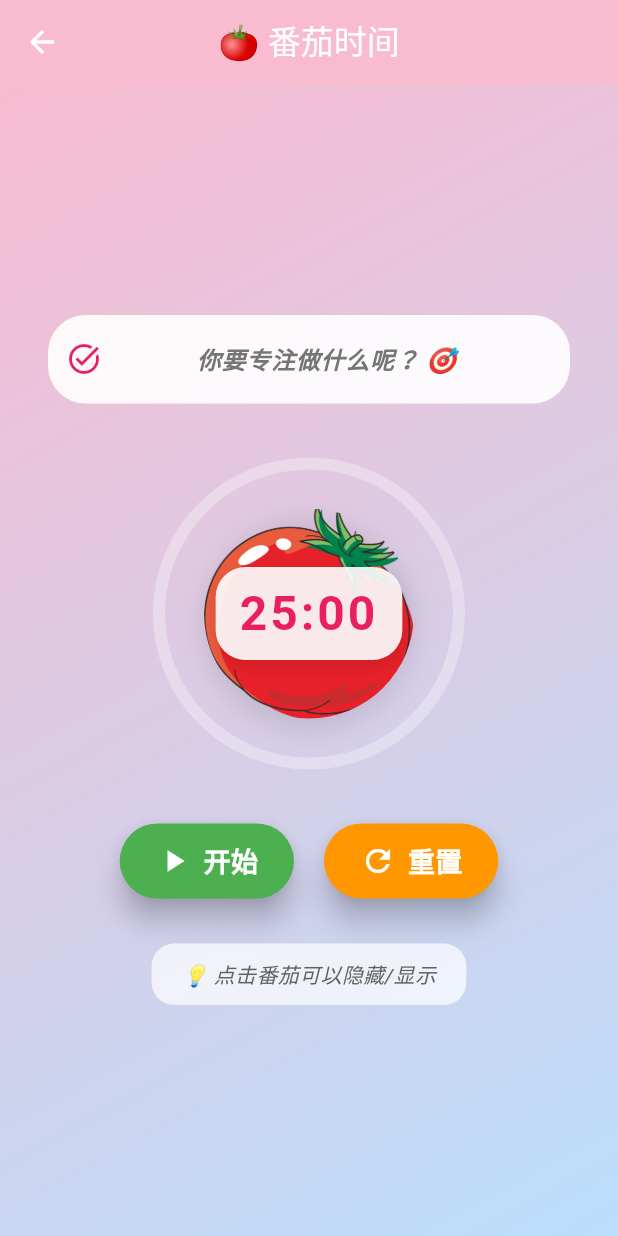
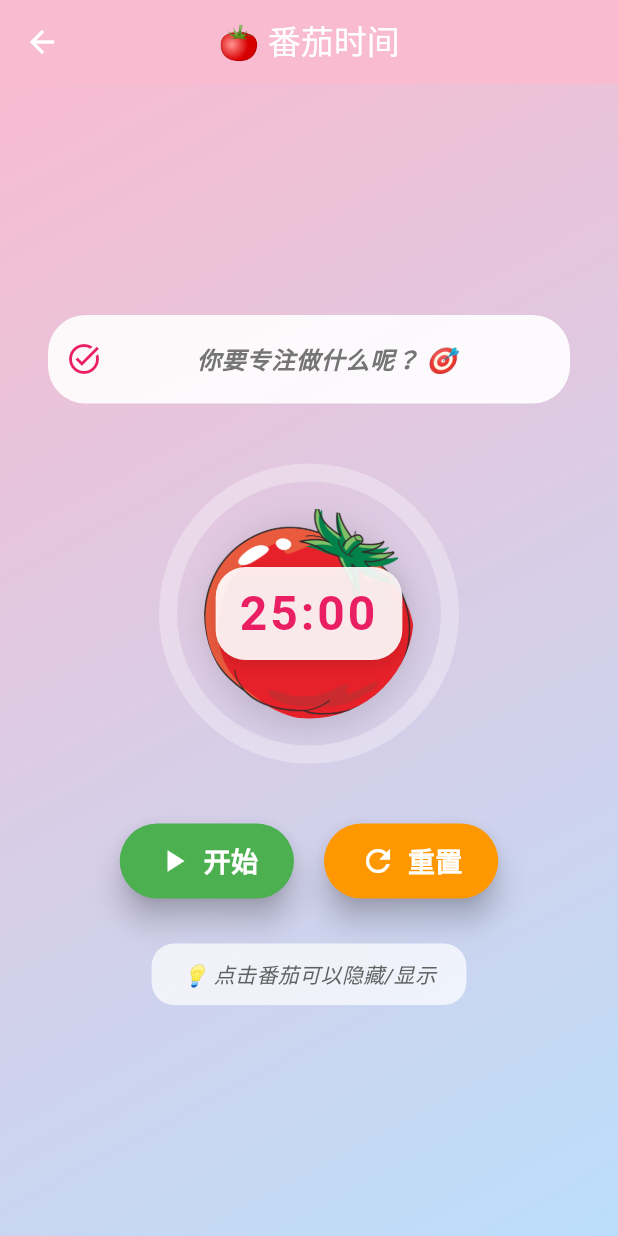
Before and after one commit to WolfMeteorfist/cute-tools-app, a Flutter app: the PomodoroTimerPage screen opened by its route, after a tap on "开始", after a tap on "重置", on a phone screen of 412 x 824 dp. Run offline on Flutter 3.47's test engine with Material 3 defaults, Android fonts, the phone set to English and light mode, and no system bars; our stand-ins replace go_router, just_audio, logger, shared_preferences; accounts and stored records are empty; Roboto replaces fonts that are missing (Comic Sans MS).

Commit message:
feat(tools): 实现番茄计时器功能
- 增加番茄计时器页面，支持开始、暂停和重置计时器
- 添加任务输入框和可爱进度条
- 实现计时器状态的本地保存和加载
- 优化计时器逻辑，支持断电重连后恢复运行状态

```diff
--- a/lib/features/tools/presentation/page/pomodoro_timer.dart
+++ b/lib/features/tools/presentation/page/pomodoro_timer.dart
@@ -1,8 +1,10 @@
 import 'dart:async';
 import 'dart:math';
+
 import 'package:flutter/material.dart';
-import 'package:go_router/go_router.dart';
 import 'package:just_audio/just_audio.dart';
+import 'package:shared_preferences/shared_preferences.dart';
+import 'package:wan_android/core/log_util.dart';
 
 class PomodoroTimerPage extends StatefulWidget {
   const PomodoroTimerPage({super.key});
@@ -12,10 +14,11 @@ class PomodoroTimerPage extends StatefulWidget {
 }
 
 class _PomodoroTimerPageState extends State<PomodoroTimerPage>
-    with SingleTickerProviderStateMixin {
+    with TickerProviderStateMixin {
   final TextEditingController _taskController = TextEditingController();
   int _seconds = 25 * 60;
   int _totalSeconds = 25 * 60;
+  int _curTaskStartTime = 0;
   Timer? _timer;
   bool _isRunning = false;
   bool _showTomato = true;
@@ -23,7 +26,9 @@ class _PomodoroTimerPageState extends State<PomodoroTimerPage>
   final AudioPlayer _audioPlayer = AudioPlayer();
 
   late AnimationController _shakeController;
+  late AnimationController _progressController;
   late Animation<double> _shakeAnimation;
+  late Animation<double> _progressAnimation;
 
   @override
   void initState() {
@@ -32,14 +37,27 @@ class _PomodoroTimerPageState extends State<PomodoroTimerPage>
       vsync: this,
       duration: const Duration(milliseconds: 500),
     );
+    _progressController = AnimationController(
+      vsync: this,
+      duration: const Duration(milliseconds: 300),
+    );
+
     _shakeAnimation = Tween<double>(begin: 0, end: 16).animate(
       CurvedAnimation(parent: _shakeController, curve: Curves.elasticIn),
     );
+
+    _progressAnimation = Tween<double>(begin: 0, end: 1).animate(
+      CurvedAnimation(parent: _progressController, curve: Curves.easeInOut),
+    );
+
     _shakeController.addStatusListener((status) {
       if (status == AnimationStatus.completed) {
         _shakeController.reverse();
       }
     });
+
+    // 加载保存的状态
+    _loadSavedState();
   }
 
   @override
@@ -47,16 +65,59 @@ class _PomodoroTimerPageState extends State<PomodoroTimerPage>
     _timer?.cancel();
     _taskController.dispose();
     _shakeController.dispose();
+    _progressController.dispose();
     _audioPlayer.dispose();
     super.dispose();
   }
 
-  void _startTimer() {
-    if (_isRunning) return;
+  // 保存状态到本地存储
+  Future<void> _saveState() async {
+    logger.d("_saveState");
+
+    final prefs = await SharedPreferences.getInstance();
+    await prefs.setString('pomodoro_task', _taskController.text);
+    await prefs.setInt('pomodoro_start_time', _curTaskStartTime);
+    await prefs.setBool("pomodoro_is_running", _isRunning);
+  }
+
+  Future<void> _clearState() async {
+    logger.d("_clearState");
+    final prefs = await SharedPreferences.getInstance();
+    await prefs.remove('pomodoro_task');
+    await prefs.remove('pomodoro_start_time');
+    await prefs.remove('pomodoro_is_running');
+  }
+
+  // 从本地存储加载状态
+  Future<void> _loadSavedState() async {
+    final prefs = await SharedPreferences.getInstance();
+    setState(() {
+      _taskController.text = prefs.getString('pomodoro_task') ?? '';
+      final savedStartTime = prefs.getInt('pomodoro_start_time');
+      _seconds = savedStartTime != null
+          ? _totalSeconds - (DateTime.now().second - savedStartTime)
+          : _totalSeconds;
+      _isRunning = prefs.getBool("pomodoro_is_running") ?? false;
+    });
+    logger.d("_loadSavedState: ${_taskController.text}, $_seconds, $_isRunning");
+    if (_isRunning) {
+      _startTimer(justTimer: true);
+    }
+  }
+
+  void _startTimer({bool justTimer = false})  {
+    if (_isRunning && _timer?.isActive == true) return;
+    logger.d("_startTimer: ${_taskController.text}, $_seconds, $_isRunning justTimer:$justTimer");
     setState(() {
       _isRunning = true;
       _isShaking = false;
     });
+
+    if (!justTimer) {
+      _curTaskStartTime = DateTime.now().second;
+      _saveState();
+    }
+
     _timer = Timer.periodic(const Duration(seconds: 1), (timer) {
       if (_seconds > 0) {
         setState(() {
@@ -69,16 +130,26 @@ class _PomodoroTimerPageState extends State<PomodoroTimerPage>
     });
   }
 
+  void _pauseTimer() {
+    if (!_isRunning) return;
+
+    setState(() {
+      _isRunning = false;
+    });
+
+    _timer?.cancel();
+  }
+
   void _onTimerEnd() async {
     setState(() {
       _isShaking = true;
     });
     _shakeController.forward();
+
     try {
       await _audioPlayer.setAsset('assets/audio/alarm.wav');
       await _audioPlayer.play();
     } catch (e) {
-      // 如果音频播放失败，至少显示摇晃动画
       print('音频播放失败: $e');
     }
   }
@@ -89,7 +160,12 @@ class _PomodoroTimerPageState extends State<PomodoroTimerPage>
       _seconds = _totalSeconds;
       _isRunning = false;
       _isShaking = false;
+      _curTaskStartTime = 0;
+      _taskController.clear(); // 清空任务内容
     });
+
+    // 保存重置后的状态
+    _clearState();
   }
 
   String get _timeString {
@@ -176,7 +252,7 @@ class _PomodoroTimerPageState extends State<PomodoroTimerPage>
                   // 番茄计时器区域
                   if (_showTomato)
                     AnimatedBuilder(
-                      animation: _shakeController,
+                      animation: Listenable.merge([_shakeController, _progressController]),
                       builder: (context, child) {
                         double offset = _isShaking ? _shakeAnimation.value : 0;
                         return Transform.translate(
@@ -193,16 +269,14 @@ class _PomodoroTimerPageState extends State<PomodoroTimerPage>
                               child: Stack(
                                 alignment: Alignment.center,
                                 children: [
-                                  // 圆形进度条
+                                  // 可爱的圆形进度条
                                   SizedBox(
                                     width: 200,
                                     height: 200,
-                                    child: CircularProgressIndicator(
-                                      value: _progress,
-                                      strokeWidth: 8,
-                                      backgroundColor: Colors.white.withOpacity(0.3),
-                                      valueColor: AlwaysStoppedAnimation<Color>(
-                                        _isRunning ? Colors.green : Colors.orange,
+                                    child: CustomPaint(
+                                      painter: CuteProgressPainter(
+                                        progress: _progress,
+                                        isRunning: _isRunning,
                                       ),
                                     ),
                                   ),
@@ -300,7 +374,7 @@ class _PomodoroTimerPageState extends State<PomodoroTimerPage>
                     mainAxisAlignment: MainAxisAlignment.center,
                     children: [
                       ElevatedButton.icon(
-                        onPressed: _isRunning ? null : _startTimer,
+                        onPressed: _isRunning ? _pauseTimer : _startTimer,
                         icon: Icon(_isRunning ? Icons.pause : Icons.play_arrow, size: 24),
                         label: Text(
                           _isRunning ? '暂停' : '开始',
@@ -392,3 +466,70 @@ class _PomodoroTimerPageState extends State<PomodoroTimerPage>
     );
   }
 }
+
+// 可爱的进度条绘制器
+class CuteProgressPainter extends CustomPainter {
+  final double progress;
+  final bool isRunning;
+
+  CuteProgressPainter({required this.progress, required this.isRunning});
+
+  @override
+  void paint(Canvas canvas, Size size) {
+    final center = Offset(size.width / 2, size.height / 2);
+    final radius = size.width / 2;
+
+    // 背景圆环
+    final backgroundPaint = Paint()
+      ..color = Colors.white.withOpacity(0.3)
+      ..style = PaintingStyle.stroke
+      ..strokeWidth = 12
+      ..strokeCap = StrokeCap.round;
+
+    canvas.drawCircle(center, radius - 6, backgroundPaint);
+
+    // 进度圆环
+    final progressPaint = Paint()
+      ..shader = RadialGradient(
+        colors: isRunning
+          ? [Colors.green, Colors.lightGreen, Colors.green.shade300]
+          : [Colors.orange, Colors.deepOrange, Colors.orange.shade300],
+        stops: const [0.0, 0.5, 1.0],
+      ).createShader(Rect.fromCircle(center: center, radius: radius))
+      ..style = PaintingStyle.stroke
+      ..strokeWidth = 12
+      ..strokeCap = StrokeCap.round;
+
+    // 绘制进度弧线
+    final rect = Rect.fromCircle(center: center, radius: radius - 6);
+    canvas.drawArc(
+      rect,
+      -90 * (3.14159 / 180), // 从12点钟方向开始
+      progress * 2 * 3.14159, // 根据进度绘制弧线
+      false,
+      progressPaint,
+    );
+
+    // 添加可爱的装饰点
+    if (isRunning) {
+      final dotPaint = Paint()
+        ..color = Colors.white
+        ..style = PaintingStyle.fill;
+
+      final dotRadius = 3.0;
+      final dotCount = 8;
+      for (int i = 0; i < dotCount; i++) {
+        final angle = (i / dotCount) * 2 * 3.14159;
+        final dotX = center.dx + (radius - 20) * cos(angle);
+        final dotY = center.dy + (radius - 20) * sin(angle);
+
+        if (i / dotCount <= progress) {
+          canvas.drawCircle(Offset(dotX, dotY), dotRadius, dotPaint);
+        }
+      }
+    }
+  }
+
+  @override
+  bool shouldRepaint(covariant CustomPainter oldDelegate) => true;
+}
--- a/pubspec.yaml
+++ b/pubspec.yaml
@@ -38,6 +38,7 @@ dependencies:
   logger: ^2.6.0
   just_audio: ^0.9.36
   http: ^1.1.0
+  shared_preferences: ^2.2.2
 
 dev_dependencies:
   flutter_test:
```
Also changed, not shown: pubspec.lock, 1 other file.
